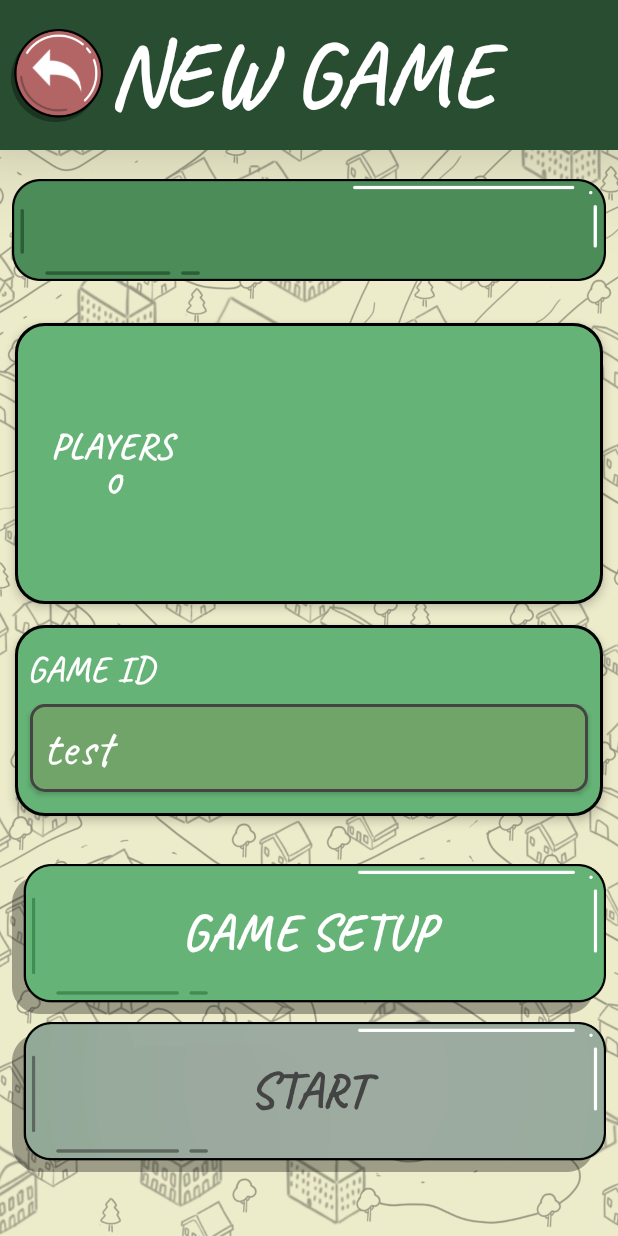
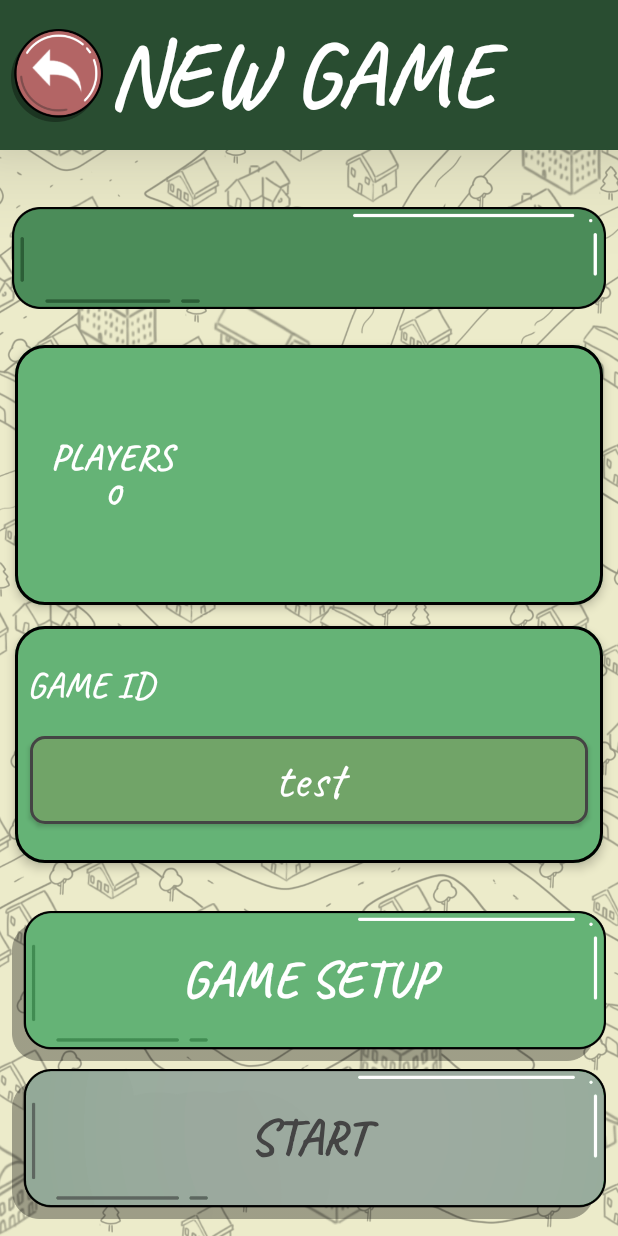
Before and after one commit to chettilaura/Green-House-Builder, an Android app built with Jetpack Compose: the NewGameScreen screen opened through its navigation route, after a tap on "Create City", on a phone screen of 412 x 824 dp. Run offline under Robolectric (Android 15) with nearby library versions, the phone set to English and light mode, and no system bars; our stand-ins replace Firebase (no records; nobody signed in at launch, a user with empty details on screens opened directly), livedata-compose; pictures from the network do not load; 1 statement that could not run was skipped.

Commit message:
Diverse ottimizzazioni, pop up, icone, colore cursori ecc

```diff
--- a/gioco/app/src/main/java/it/polito/did/gruppo8/screens/NewScreens/GameSetupScreen.kt
+++ b/gioco/app/src/main/java/it/polito/did/gruppo8/screens/NewScreens/GameSetupScreen.kt
@@ -68,7 +68,8 @@ fun GameSetupScreen(vm : GameViewModel, modifier: Modifier = Modifier) {
 
     if (setGamePopUpControl) {
         Box(
-            modifier = Modifier.fillMaxSize()
+            modifier = Modifier
+                .fillMaxSize()
                 .blur(4.dp)
         ) {
             Image(
@@ -77,6 +78,9 @@ fun GameSetupScreen(vm : GameViewModel, modifier: Modifier = Modifier) {
                 modifier = Modifier.fillMaxHeight(),
                 contentScale = ContentScale.FillHeight
             )
+
+            MyTopBar(title = "NEW GAME", colorId = colorResource(id = R.color.cal_poly_green))
+
             Popup(
                 alignment = Center,
                 onDismissRequest = { setGamePopUpControl = false },
@@ -84,7 +88,7 @@ fun GameSetupScreen(vm : GameViewModel, modifier: Modifier = Modifier) {
             ) {
 
                 Box(
-                    modifier = Modifier
+                    modifier = Modifier.padding(8.dp)
                         .size(400.dp)
                         .clip(RoundedCornerShape(16.dp))
                         .border(
@@ -152,6 +156,12 @@ fun GameSetupScreen(vm : GameViewModel, modifier: Modifier = Modifier) {
                 contentScale = ContentScale.FillHeight
             )
 
+            Column(modifier = Modifier
+                .fillMaxSize(),
+                verticalArrangement = Arrangement.Center,
+                horizontalAlignment = Alignment.CenterHorizontally) {
+
+
                 MyTopBar(title = "NEW GAME", colorId = colorResource(id = R.color.cal_poly_green))
                 Column(
                     modifier = Modifier
@@ -161,11 +171,11 @@ fun GameSetupScreen(vm : GameViewModel, modifier: Modifier = Modifier) {
                     horizontalAlignment = Alignment.CenterHorizontally
                 ) {
 
-                Spacer(modifier = Modifier.size(60.dp))
+                    Spacer(modifier = Modifier.size(10.dp))
 
                     //TODO: anche questo box può essere generalizzato e spostato nel package util.myComposable
                     CityNameField(vm.gameInfos.value!!.cityName!!, "Create house button")
-                Spacer(modifier = Modifier.size(10.dp))
+                    Spacer(modifier = Modifier.size(6.dp))
 
                     MyPlayerNameListCard(
                         header = "PLAYERS\n${players?.values!!.size}",
@@ -173,7 +183,7 @@ fun GameSetupScreen(vm : GameViewModel, modifier: Modifier = Modifier) {
                     )
                     Spacer(modifier = Modifier.size(10.dp))
 
-                InformationCard(title = "GAME ID", info = vm.gameInfos.value!!.lobbyId!!, 0.3f)
+                    InformationCard(title = "GAME ID", info = vm.gameInfos.value!!.lobbyId!!, 0.4f)
                     Spacer(modifier = Modifier.size(30.dp))
 
 
@@ -191,7 +201,12 @@ fun GameSetupScreen(vm : GameViewModel, modifier: Modifier = Modifier) {
                         enabled = players!!.values.isNotEmpty()
                     )
                     {
-                    vm.onStartButtonPressed(totalRounds.toInt(), turnTime.toInt(), quizTime.toInt())
+                        vm.onStartButtonPressed(
+                            totalRounds.toInt(),
+                            turnTime.toInt(),
+                            quizTime.toInt()
+                        )
+                    }
                 }
             }
         }
--- a/gioco/app/src/main/java/it/polito/did/gruppo8/screens/NewScreens/NewGameScreen.kt
+++ b/gioco/app/src/main/java/it/polito/did/gruppo8/screens/NewScreens/NewGameScreen.kt
@@ -54,8 +54,8 @@ fun NewGameScreen(vm:GameViewModel, modifier: Modifier = Modifier) {
         ) {
             MyFormBox ("CITY NAME", "NAME YOUR CITY", cityName, {cityName = it},0.3f) // call a JoinGameScreen
 
-            Spacer(modifier = Modifier.size(32.dp))
-            Spacer(modifier = Modifier.size(15.dp))
+
+            Spacer(modifier = Modifier.size(40.dp))
 
             MyButton(title = "CREATE CITY", description = "Create City", 100) {vm.onCreateCityButtonPressed(cityName)}
 
--- a/gioco/app/src/main/java/it/polito/did/gruppo8/util/myComposable/MyFormBox.kt
+++ b/gioco/app/src/main/java/it/polito/did/gruppo8/util/myComposable/MyFormBox.kt
@@ -6,12 +6,16 @@ import androidx.compose.foundation.layout.*
 import androidx.compose.foundation.shape.RoundedCornerShape
 import androidx.compose.foundation.text.KeyboardActions
 import androidx.compose.foundation.text.KeyboardOptions
+import androidx.compose.foundation.text.selection.LocalTextSelectionColors
+import androidx.compose.foundation.text.selection.TextSelectionColors
 import androidx.compose.material.*
 import androidx.compose.runtime.Composable
+import androidx.compose.runtime.CompositionLocalProvider
 import androidx.compose.ui.Alignment
 import androidx.compose.ui.ExperimentalComposeUiApi
 import androidx.compose.ui.Modifier
 import androidx.compose.ui.graphics.Color
+import androidx.compose.ui.graphics.SolidColor
 import androidx.compose.ui.platform.LocalSoftwareKeyboardController
 import androidx.compose.ui.res.colorResource
 import androidx.compose.ui.text.input.ImeAction
@@ -50,8 +54,11 @@ fun MyFormBox(
         shape = RoundedCornerShape(20.dp),
         border = BorderStroke(2.dp, Color.Black)
     ) {
+
         Column(
-            modifier = Modifier.padding(8.dp),
+            modifier = Modifier
+                .padding(8.dp)
+                .fillMaxSize(),
             verticalArrangement = Arrangement.SpaceEvenly,
             horizontalAlignment = Alignment.CenterHorizontally
         ) {
@@ -66,13 +73,45 @@ fun MyFormBox(
             val keyboardController = LocalSoftwareKeyboardController.current
             val keyboardOptions = KeyboardOptions(imeAction = ImeAction.Done)
 
+            val customTextSelectionColors = TextSelectionColors(
+                handleColor = Color.Transparent,
+                backgroundColor = Color(0xD724472C)
+            )
+
+            CompositionLocalProvider(LocalTextSelectionColors provides customTextSelectionColors) {
+
                 TextField(
-                modifier = Modifier.fillMaxWidth(0.9f)
+
+                    colors = TextFieldDefaults.textFieldColors(
+                        textColor = Color.White,
+                        disabledTextColor = Color(0xFF43C366),
+                        cursorColor = Color.Black,
+                        errorCursorColor = Color(0xFF43C366),
+                        focusedIndicatorColor = Color.Transparent,
+                        unfocusedIndicatorColor = Color.Transparent,
+                        errorIndicatorColor = Color.Red,
+                        disabledIndicatorColor = Color(0xFF43C366),
+                        leadingIconColor = Color(0xFF43C366),
+                        disabledLeadingIconColor = Color(0xFF43C366),
+                        errorLeadingIconColor = Color(0xFF43C366),
+                        trailingIconColor = Color(0xFF43C366),
+                        disabledTrailingIconColor = Color(0xFF43C366),
+                        errorTrailingIconColor = Color(0xFF43C366),
+                        focusedLabelColor = Color(0xFF43C366),
+                        unfocusedLabelColor = Color(0xFF43C366),
+                        disabledLabelColor = Color(0xFF43C366),
+                        errorLabelColor = Color(0xFF43C366),
+                        placeholderColor = Color.Red,
+                        disabledPlaceholderColor = Color.Red
+                    ),
+                    modifier = Modifier
+                        .fillMaxWidth(0.9f)
                         .border(
+                            shape = RoundedCornerShape(10.dp),
                             width = 2.dp,
-                        color = colorResource(id = R.color.cal_poly_green),
-                        shape = RoundedCornerShape(10.dp)
+                            color = Color(0xFF294D31)
                         ),
+
                     value = targetValue,
                     onValueChange = { newValue ->
                         if (newValue.length <= 13) {    //lunghezza massima dei caratteri inseriti
@@ -97,6 +136,7 @@ fun MyFormBox(
             }
         }
     }
+}
 
 
 @Preview (showSystemUi = true, showBackground = true)
--- a/gioco/app/src/main/java/it/polito/did/gruppo8/util/myComposable/MyInformationCard.kt
+++ b/gioco/app/src/main/java/it/polito/did/gruppo8/util/myComposable/MyInformationCard.kt
@@ -44,7 +44,7 @@ fun InformationCard(title: String, info: String, fraction: Float) {
                 fontFamily = caveatSemiBold,
                 color = Color.White,
                 style = MaterialTheme.typography.h5,
-                textAlign = TextAlign.Start
+                textAlign = TextAlign.Center
             )
 
             Card(modifier = Modifier
@@ -59,7 +59,7 @@ fun InformationCard(title: String, info: String, fraction: Float) {
                     modifier = Modifier
                         .padding(8.dp),
                     verticalArrangement = Arrangement.SpaceEvenly,
-                    horizontalAlignment = Alignment.Start,
+                    horizontalAlignment = Alignment.CenterHorizontally,
                 ) {
                     Text(text = info,
                         fontFamily = caveatRegular,
```
Also changed, not shown: gioco/app/src/main/java/it/polito/did/gruppo8/screens/NewScreens/MainMenuScreen.kt (+18 -13 lines), gioco/app/src/main/java/it/polito/did/gruppo8/screens/NewScreens/WaitingQuizScreen.kt (+12 -10 lines), gioco/app/src/main/java/it/polito/did/gruppo8/util/myComposable/MyFormLine.kt (+38 -4 lines). Lines whose indentation alone changed are shown as unchanged.
